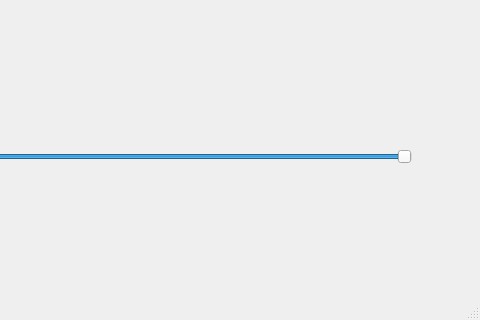
Before: the Qt Designer form ThermalImaging/ThermalImaging/thermalimaging.ui in maciejgryka/engd-thermalimaging, drawn with Qt 5; both pictures show x 588 to 1068 and y 453 to 773 of the 1068 by 773 pixel window.
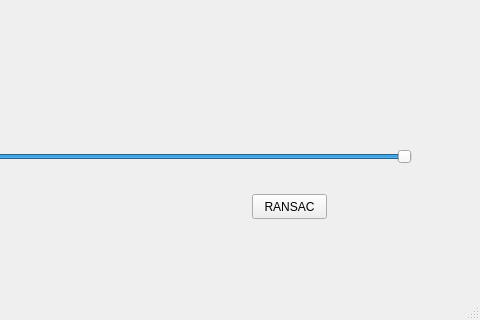
After: the same form once the commit is applied. Custom widgets are drawn as their Qt base class.

```diff
--- a/ThermalImaging/ThermalImaging/thermalimaging.ui
+++ b/ThermalImaging/ThermalImaging/thermalimaging.ui
@@ -52,6 +52,19 @@
      </rect>
     </property>
    </widget>
+   <widget class="QPushButton" name="ransacButton">
+    <property name="geometry">
+     <rect>
+      <x>840</x>
+      <y>630</y>
+      <width>75</width>
+      <height>25</height>
+     </rect>
+    </property>
+    <property name="text">
+     <string>RANSAC</string>
+    </property>
+   </widget>
   </widget>
   <widget class="QMenuBar" name="menuBar">
    <property name="geometry">
```
Left out of the diff: 8 changed lines with no effect on the pictures.
